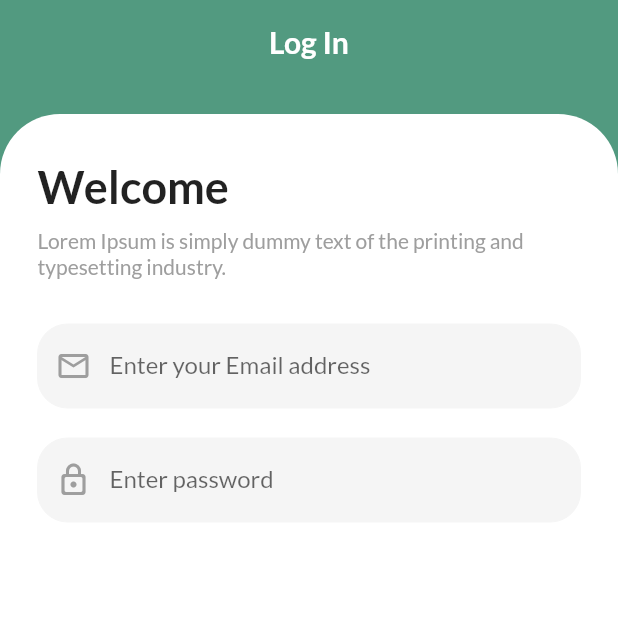
After one commit to agrawalshreyansh0/sociolite-flutter-app, a Flutter app: the screen it shows after launch, after a tap on "Next", on a phone screen of 412 x 824 dp, the top half of it. The commit adds this screen. Run offline on Flutter 3.47's test engine with Material 2 defaults, Android fonts, the phone set to English and light mode, and no system bars; our stand-ins replace google_fonts; network calls fail.

Commit message:
added the login page design

```diff
--- a/lib/Screens/login.dart
+++ b/lib/Screens/login.dart
@@ -0,0 +1,113 @@
+// ignore_for_file: prefer_const_constructors
+
+import 'package:flutter/cupertino.dart';
+import 'package:flutter/material.dart';
+import 'package:sociolite/utils/themes.dart';
+
+import 'package:sociolite/widgets/custom_layout_1.dart';
+
+class LoginPage extends StatelessWidget {
+  const LoginPage({super.key});
+
+  @override
+  Widget build(BuildContext context) {
+    TextEditingController _email = TextEditingController();
+
+    return Layout1(
+      header: "Log In",
+      child: Column(
+        crossAxisAlignment: CrossAxisAlignment.stretch,
+        children: [
+          SizedBox(
+            height: 30,
+          ),
+          Text(
+            "Welcome",
+            style: TextStyle(fontSize: 30, fontWeight: FontWeight.bold),
+          ),
+          SizedBox(
+            height: 10,
+          ),
+          Text(
+            "Lorem Ipsum is simply dummy text of the printing and typesetting industry.",
+            style: TextStyle(color: MyTheme.text2),
+          ),
+          SizedBox(
+            height: 30,
+          ),
+          TextFormField(
+            validator: (value) {
+              if (value!.isEmpty) {
+                return "Name can not be empty";
+              }
+            },
+            controller: _email,
+            cursorColor: Colors.black,
+            style: TextStyle(height: 1),
+            decoration: InputDecoration(
+              hintText: "Enter your Email address",
+              prefixIcon: Icon(
+                Icons.email_outlined,
+                color: MyTheme.icon2,
+              ),
+              border: InputBorder.none,
+              filled: true,
+              fillColor: Colors.grey.shade100,
+              enabledBorder: OutlineInputBorder(
+                borderRadius: BorderRadius.circular(20),
+                borderSide: BorderSide(width: 0, color: Colors.grey.shade100),
+              ),
+              disabledBorder: OutlineInputBorder(
+                borderRadius: BorderRadius.circular(20),
+                borderSide: BorderSide(width: 0, color: Colors.grey.shade100),
+              ),
+              focusedBorder: OutlineInputBorder(
+                borderRadius: BorderRadius.circular(20),
+                borderSide: BorderSide(width: 0, color: Colors.grey.shade100),
+              ),
+              labelStyle: TextStyle(
+                  fontWeight: FontWeight.bold, color: MyTheme.primary),
+            ),
+          ),
+          SizedBox(
+            height: 20,
+          ),
+          TextFormField(
+            validator: (value) {
+              if (value!.isEmpty) {
+                return "Name can not be empty";
+              }
+            },
+            controller: _email,
+            cursorColor: Colors.black,
+            style: TextStyle(height: 1),
+            decoration: InputDecoration(
+              hintText: "Enter password",
+              prefixIcon: Icon(
+                Icons.lock_outline_rounded,
+                color: MyTheme.icon2,
+              ),
+              border: InputBorder.none,
+              filled: true,
+              fillColor: Colors.grey.shade100,
+              enabledBorder: OutlineInputBorder(
+                borderRadius: BorderRadius.circular(20),
+                borderSide: BorderSide(width: 0, color: Colors.grey.shade100),
+              ),
+              disabledBorder: OutlineInputBorder(
+                borderRadius: BorderRadius.circular(20),
+                borderSide: BorderSide(width: 0, color: Colors.grey.shade100),
+              ),
+              focusedBorder: OutlineInputBorder(
+                borderRadius: BorderRadius.circular(20),
+                borderSide: BorderSide(width: 0, color: Colors.grey.shade100),
+              ),
+              labelStyle: TextStyle(
+                  fontWeight: FontWeight.bold, color: MyTheme.primary),
+            ),
+          ),
+        ],
+      ),
+    );
+  }
+}
--- a/lib/Screens/onboarding.dart
+++ b/lib/Screens/onboarding.dart
@@ -56,7 +56,7 @@ class _OnboardingState extends State<Onboarding> {
           ),
           GestureDetector(
             child: CustomButton1(text: "Next"),
-            onTap: () =>  Navigator.pushReplacementNamed(context, MyRoutes.homeRoute) ,
+            onTap: () =>  Navigator.pushReplacementNamed(context, MyRoutes.logIn) ,
           )
         ]),
       )),
--- a/lib/Screens/signup.dart
+++ b/lib/Screens/signup.dart
@@ -0,0 +1,13 @@
+// ignore_for_file: prefer_const_constructors
+
+import 'package:flutter/material.dart';
+import 'package:sociolite/widgets/custom_layout_1.dart';
+
+class SignUp extends StatelessWidget {
+  const SignUp({super.key});
+
+  @override
+  Widget build(BuildContext context) {
+    return Layout1(header: "Create Account",child: Column(),);
+  }
+}
--- a/lib/main.dart
+++ b/lib/main.dart
@@ -2,7 +2,9 @@
 
 import 'package:flutter/material.dart';
 import 'package:sociolite/Screens/home.dart';
+import 'package:sociolite/Screens/login.dart';
 import 'package:sociolite/Screens/onboarding.dart';
+import 'package:sociolite/Screens/signup.dart';
 import 'package:sociolite/utils/routes.dart';
 import 'package:sociolite/utils/themes.dart';
 
@@ -22,6 +24,8 @@ class MyApp extends StatelessWidget {
       routes: {
         MyRoutes.homeRoute: (context) => Home(),
         MyRoutes.onboarding: (context) => Onboarding(),
+        MyRoutes.signUp: (context) => SignUp(),
+        MyRoutes.logIn: (context) => LoginPage(),
       },
     );
   }
--- a/lib/utils/routes.dart
+++ b/lib/utils/routes.dart
@@ -1,5 +1,6 @@
 class MyRoutes {
   static String homeRoute = "/login";
   static String onboarding = "/onboarding";
-
+  static String signUp = "/signUp";
+  static String logIn = "/login";
 }
--- a/lib/utils/themes.dart
+++ b/lib/utils/themes.dart
@@ -1,9 +1,11 @@
 // ignore_for_file: prefer_const_constructors
 import 'package:flutter/material.dart';
+import 'package:google_fonts/google_fonts.dart';
 
 class MyTheme {
   static ThemeData lightTheme(BuildContext context) => ThemeData(
-      );
+      appBarTheme: AppBarTheme(backgroundColor: primary, elevation: 0),
+      textTheme: GoogleFonts.latoTextTheme());
 
   static Color red = Colors.red;
   static Color primary = Color(0xFF529A80);
@@ -12,4 +14,6 @@ class MyTheme {
   static Color text3 = Colors.white;
   static Color containerColor = Colors.white;
   static Color icon1 = Colors.white;
+  static Color icon2 = Colors.grey;
+  static Color grey = Colors.grey;
 }
--- /dev/null
+++ b/lib/widgets/custom_layout_1.dart
@@ -0,0 +1,42 @@
+// ignore_for_file: public_member_api_docs, sort_constructors_first
+// ignore_for_file: prefer_const_constructors
+
+import 'package:flutter/material.dart';
+import 'package:sociolite/utils/themes.dart';
+
+class Layout1 extends StatelessWidget {
+  final String header;
+  final Widget child;
+  const Layout1({
+    super.key,
+    required this.header,
+    required this.child,
+  });
+
+  @override
+  Widget build(BuildContext context) {
+    return Material(
+        child: Scaffold(
+      backgroundColor: MyTheme.primary,
+      appBar: AppBar(
+        title: Center(
+            child: Text(
+          header,
+          style: TextStyle(fontWeight: FontWeight.bold),
+        )),
+      ),
+      body: Container(
+        margin: EdgeInsets.only(top: 20),
+        padding: EdgeInsets.symmetric(horizontal: 25),
+        decoration: BoxDecoration(
+          color: MyTheme.containerColor,
+          borderRadius: BorderRadius.only(
+            topRight: Radius.circular(40.0),
+            topLeft: Radius.circular(40.0),
+          ),
+        ),
+        child: child,
+      ),
+    ));
+  }
+}
--- a/pubspec.yaml
+++ b/pubspec.yaml
@@ -36,6 +36,7 @@ dependencies:
   # The following adds the Cupertino Icons font to your application.
   # Use with the CupertinoIcons class for iOS style icons.
   cupertino_icons: ^1.0.2
+  google_fonts: ^3.0.1
 
 dev_dependencies:
   flutter_test:
```
Also changed, not shown: lib/widgets/custom_button_1.dart (line endings or trailing spaces), pubspec.lock, 1 other file.
